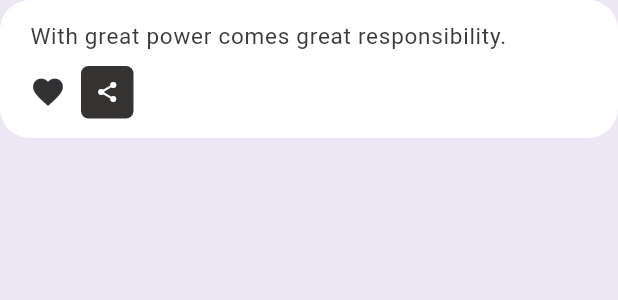
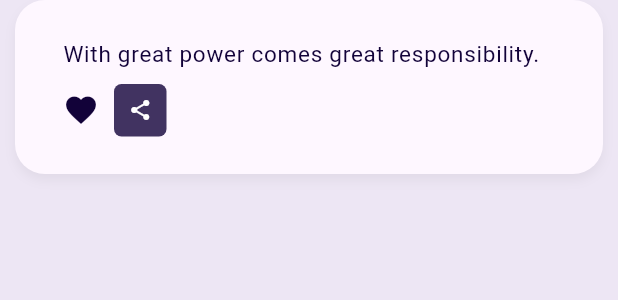
Before and after one commit to Eyad-Mostafa/curio_spark, a Flutter app: the CuriosityCard widget shown alone on an empty page, opened directly with sample values from the repository, on a phone screen of 412 x 824 dp. Shown: the top 300 px of the screen. Run offline on Flutter 3.47's test engine with Material 3 defaults, Android fonts, the phone set to English and light mode, and no system bars; our stand-ins replace flutter_local_notifications, hive, hive_flutter, image_picker, permission_handler, rxdart and 3 more; missing offline and left inert: android_alarm_manager_plus, string_similarity; accounts and stored records are empty.

Commit message:
the last commit

```diff
--- /dev/null
+++ b/devtools_options.yaml
@@ -0,0 +1,3 @@
+description: This file stores settings for Dart & Flutter DevTools.
+documentation: https://docs.flutter.dev/tools/devtools/extensions#configure-extension-enablement-states
+extensions:
--- a/lib/screens/fav.dart
+++ b/lib/screens/fav.dart
@@ -58,7 +58,7 @@ class _FavScreenState extends State<FavScreen> {
         controller: _searchController,
         style: Theme.of(context).textTheme.bodyMedium,
         decoration: InputDecoration(
-          contentPadding: EdgeInsets.all(0),
+          contentPadding: EdgeInsets.zero,
           prefixIcon: Icon(Icons.search, color: Theme.of(context).iconTheme.color, size: 20),
           prefixIconConstraints: BoxConstraints(maxHeight: 20, minWidth: 25),
           border: InputBorder.none,
--- a/lib/widgets/curiosity_card.dart
+++ b/lib/widgets/curiosity_card.dart
@@ -2,6 +2,7 @@ import 'package:flutter/material.dart';
 import 'package:share_plus/share_plus.dart';
 import '../model/curiosity.dart';
 import '../constants/colors.dart';
+import 'package:shared_preferences/shared_preferences.dart';
 
 class CuriosityCard extends StatelessWidget {
   final Curiosity curiosity;
@@ -17,33 +18,46 @@ class CuriosityCard extends StatelessWidget {
 
   @override
   Widget build(BuildContext context) {
+    final theme = Theme.of(context);
+
     return Dismissible(
       key: UniqueKey(),
       direction: DismissDirection.endToStart,
       background: Container(
         alignment: Alignment.centerRight,
         padding: const EdgeInsets.only(right: 20),
-        color: const Color.fromARGB(255, 238, 54, 41),
+        color: Colors.redAccent,
         child: const Icon(Icons.delete, color: Colors.white),
       ),
       onDismissed: (direction) {
         onDismissed(curiosity);
       },
       child: Container(
-        margin: const EdgeInsets.only(bottom: 20),
+        margin: const EdgeInsets.only(bottom: 20, left: 10, right: 10),
+        padding: const EdgeInsets.all(12),
+        decoration: BoxDecoration(
+          color: theme.cardColor,
+          borderRadius: BorderRadius.circular(20),
+          boxShadow: [
+            BoxShadow(
+              color: Colors.black.withOpacity(0.05),
+              blurRadius: 6,
+              offset: const Offset(0, 4),
+            ),
+          ],
+        ),
         child: ListTile(
           onTap: () => onCuriosityTapped(curiosity),
+          contentPadding:
+              const EdgeInsets.symmetric(horizontal: 20, vertical: 5),
           shape: RoundedRectangleBorder(
             borderRadius: BorderRadius.circular(20),
           ),
-          contentPadding:
-              const EdgeInsets.symmetric(horizontal: 20, vertical: 5),
-          tileColor: Colors.white,
+          tileColor: Colors.transparent,
           title: Text(
             curiosity.content ?? '',
-            style: const TextStyle(
+            style: theme.textTheme.bodyLarge?.copyWith(
               fontSize: 15,
-              color: tdBlack,
             ),
           ),
           subtitle: Padding(
@@ -55,14 +69,14 @@ class CuriosityCard extends StatelessWidget {
                   curiosity.isFavorite
                       ? Icons.favorite
                       : Icons.favorite_outline,
-                  color: const Color.fromARGB(255, 50, 49, 51),
+                  color: theme.iconTheme.color,
                 ),
                 const SizedBox(width: 10),
                 Container(
                   height: 35,
                   width: 35,
                   decoration: BoxDecoration(
-                    color: const Color.fromARGB(255, 53, 50, 50),
+                    color: theme.iconTheme.color?.withOpacity(0.8),
                     borderRadius: BorderRadius.circular(5),
                   ),
                   child: IconButton(
--- a/pubspec.yaml
+++ b/pubspec.yaml
@@ -47,6 +47,10 @@ flutter:
     - assets/images/icon/idea.png
     - assets/images/icon/better.png
     - assets/images/icon/default.png
+    - assets/images/icon/abdelrahman.jpg
+    - assets/images/icon/rahma.jpg
+    - assets/images/icon/Eyad.jpg
+    - assets/images/icon/rashad.jpg
 
 flutter_launcher_icons:
   image_path: "assets/images/icon/better.png"
```
Also changed, not shown: lib/constants/colors.dart (+8 -9 lines), lib/screens/home.dart (+5 -3 lines), assets/images/icon/Eyad.jpg (added), assets/images/icon/abdelrahman.jpg (added), assets/images/icon/rahma.jpg (added), assets/images/icon/rashad.jpg (added).
